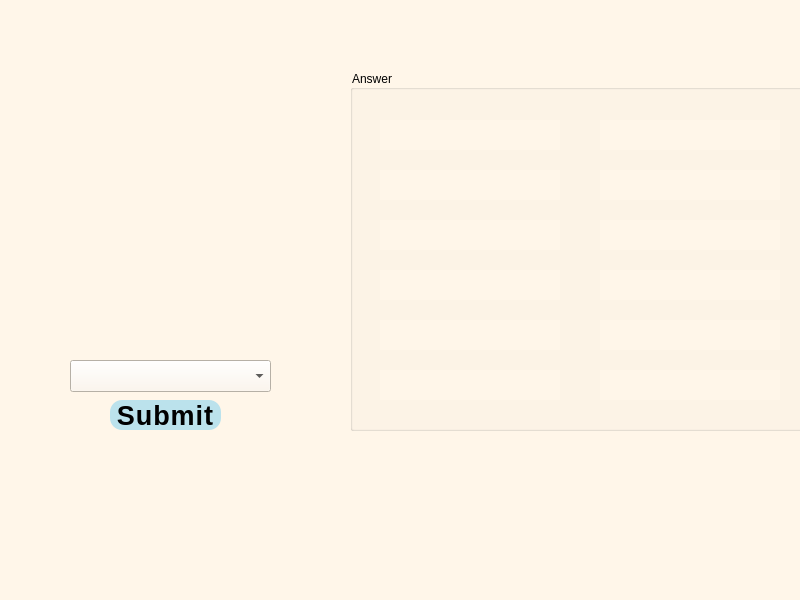
This is flaggle_game.ui in S-rita/KiddoQuest as Qt 5 draws it before an edit. The edited form follows.
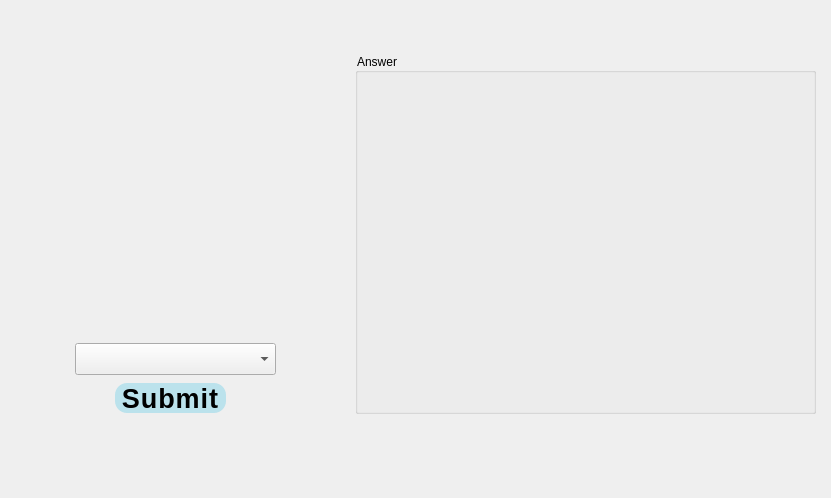
This is the edited form.

Diff of the .ui file:
```diff
--- a/flaggle_game.ui
+++ b/flaggle_game.ui
@@ -6,23 +6,22 @@
    <rect>
     <x>0</x>
     <y>0</y>
-    <width>800</width>
-    <height>600</height>
+    <width>831</width>
+    <height>498</height>
    </rect>
   </property>
   <property name="windowTitle">
    <string>MainWindow</string>
   </property>
   <property name="styleSheet">
-   <string notr="true">font: 500 13pt &quot;BM Jua&quot;;
-background: rgb(255, 246, 233);</string>
+   <string notr="true">font: 13pt &quot;BM Jua&quot;;</string>
   </property>
   <widget class="QWidget" name="centralwidget">
    <widget class="QLabel" name="gray1_1">
     <property name="geometry">
      <rect>
-      <x>10</x>
-      <y>80</y>
+      <x>240</x>
+      <y>63</y>
       <width>75</width>
       <height>67</height>
      </rect>
@@ -34,22 +33,9 @@
    <widget class="QLabel" name="gray3_2">
     <property name="geometry">
      <rect>
-      <x>85</x>
-      <y>214</y>
+      <x>90</x>
+      <y>63</y>
       <width>75</width>
-      <height>66</height>
-     </rect>
-    </property>
-    <property name="text">
-     <string/>
-    </property>
-   </widget>
-   <widget class="QLabel" name="gray2_4">
-    <property name="geometry">
-     <rect>
-      <x>235</x>
-      <y>147</y>
-      <width>75</width>
       <height>67</height>
      </rect>
     </property>
@@ -60,10 +46,10 @@
    <widget class="QLabel" name="gray1_3">
     <property name="geometry">
      <rect>
-      <x>160</x>
-      <y>80</y>
-      <width>75</width>
-      <height>67</height>
+      <x>15</x>
+      <y>63</y>
+      <width>300</width>
+      <height>200</height>
      </rect>
     </property>
     <property name="text">
@@ -73,8 +59,8 @@
    <widget class="QPushButton" name="pushButton">
     <property name="geometry">
      <rect>
-      <x>110</x>
-      <y>400</y>
+      <x>115</x>
+      <y>383</y>
       <width>111</width>
       <height>30</height>
      </rect>
@@ -92,76 +78,11 @@
      <string>Submit</string>
     </property>
    </widget>
-   <widget class="QLabel" name="gray2_3">
-    <property name="geometry">
-     <rect>
-      <x>160</x>
-      <y>147</y>
-      <width>75</width>
-      <height>67</height>
-     </rect>
-    </property>
-    <property name="text">
-     <string/>
-    </property>
-   </widget>
-   <widget class="QLabel" name="gray1_4">
-    <property name="geometry">
-     <rect>
-      <x>235</x>
-      <y>80</y>
-      <width>75</width>
-      <height>67</height>
-     </rect>
-    </property>
-    <property name="text">
-     <string/>
-    </property>
-   </widget>
-   <widget class="QLabel" name="gray3_4">
-    <property name="geometry">
-     <rect>
-      <x>235</x>
-      <y>214</y>
-      <width>75</width>
-      <height>66</height>
-     </rect>
-    </property>
-    <property name="text">
-     <string/>
-    </property>
-   </widget>
-   <widget class="QLabel" name="gray1_2">
-    <property name="geometry">
-     <rect>
-      <x>85</x>
-      <y>80</y>
-      <width>75</width>
-      <height>67</height>
-     </rect>
-    </property>
-    <property name="text">
-     <string/>
-    </property>
-   </widget>
-   <widget class="QLabel" name="gray3_1">
-    <property name="geometry">
-     <rect>
-      <x>10</x>
-      <y>214</y>
-      <width>75</width>
-      <height>66</height>
-     </rect>
-    </property>
-    <property name="text">
-     <string/>
-    </property>
-   </widget>
    <widget class="QGroupBox" name="groupBox">
     <property name="geometry">
      <rect>
-      <x>350</x>
-      <y>70</y>
+      <x>355</x>
+      <y>53</y>
       <width>461</width>
       <height>361</height>
      </rect>
@@ -332,10 +253,75 @@
    <widget class="QLabel" name="flag">
     <property name="geometry">
      <rect>
-      <x>10</x>
-      <y>80</y>
-      <width>300</width>
-      <height>200</height>
+      <x>240</x>
+      <y>197</y>
+      <width>75</width>
+      <height>66</height>
+     </rect>
+    </property>
+    <property name="text">
+     <string/>
+    </property>
+   </widget>
+   <widget class="QLabel" name="gray1_3">
+    <property name="geometry">
+     <rect>
+      <x>165</x>
+      <y>63</y>
+      <width>75</width>
+      <height>67</height>
+     </rect>
+    </property>
+    <property name="text">
+     <string/>
+    </property>
+   </widget>
+   <widget class="QLabel" name="gray1_1">
+    <property name="geometry">
+     <rect>
+      <x>15</x>
+      <y>63</y>
+      <width>75</width>
+      <height>67</height>
+     </rect>
+    </property>
+    <property name="text">
+     <string/>
+    </property>
+   </widget>
+   <widget class="QLabel" name="gray3_2">
+    <property name="geometry">
+     <rect>
+      <x>90</x>
+      <y>197</y>
+      <width>75</width>
+      <height>66</height>
+     </rect>
+    </property>
+    <property name="text">
+     <string/>
+    </property>
+   </widget>
+   <widget class="QLabel" name="gray3_1">
+    <property name="geometry">
+     <rect>
+      <x>15</x>
+      <y>197</y>
+      <width>75</width>
+      <height>66</height>
+     </rect>
+    </property>
+    <property name="text">
+     <string/>
+    </property>
+   </widget>
+   <widget class="QLabel" name="gray2_4">
+    <property name="geometry">
+     <rect>
+      <x>240</x>
+      <y>130</y>
+      <width>75</width>
+      <height>67</height>
      </rect>
     </property>
     <property name="text">
@@ -345,8 +331,8 @@
    <widget class="QLabel" name="gray3_3">
     <property name="geometry">
      <rect>
-      <x>160</x>
-      <y>214</y>
+      <x>165</x>
+      <y>197</y>
       <width>75</width>
       <height>66</height>
      </rect>
@@ -358,8 +344,21 @@
    <widget class="QLabel" name="gray2_2">
     <property name="geometry">
      <rect>
-      <x>85</x>
-      <y>147</y>
+      <x>15</x>
+      <y>130</y>
+      <width>75</width>
+      <height>67</height>
+     </rect>
+    </property>
+    <property name="text">
+     <string/>
+    </property>
+   </widget>
+   <widget class="QLabel" name="gray2_3">
+    <property name="geometry">
+     <rect>
+      <x>165</x>
+      <y>130</y>
       <width>75</width>
       <height>67</height>
      </rect>
@@ -371,8 +370,8 @@
    <widget class="QComboBox" name="guessFlagcomboBox">
     <property name="geometry">
      <rect>
-      <x>70</x>
-      <y>360</y>
+      <x>75</x>
+      <y>343</y>
       <width>201</width>
       <height>32</height>
      </rect>
@@ -384,8 +383,8 @@
    <widget class="QLabel" name="gray2_1">
     <property name="geometry">
      <rect>
-      <x>10</x>
-      <y>147</y>
+      <x>90</x>
+      <y>130</y>
       <width>75</width>
       <height>67</height>
      </rect>
```
Left out of the diff: 16 changed lines with no effect on the pictures.
